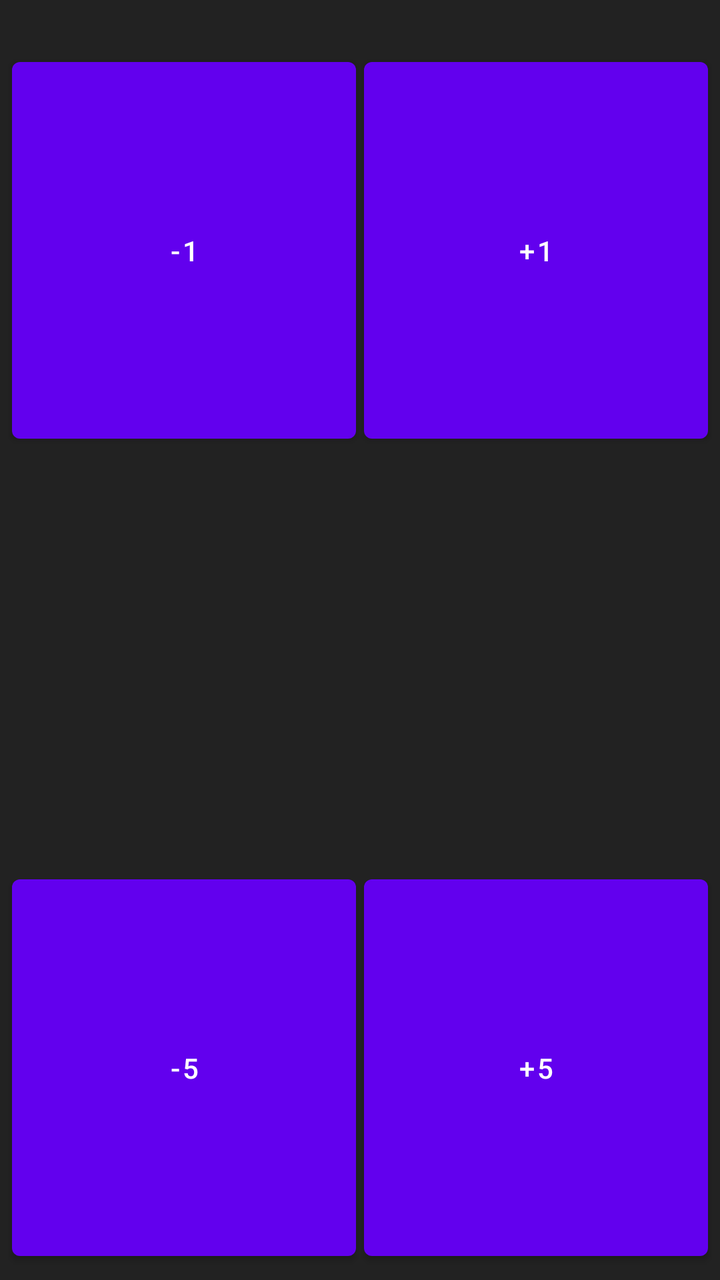
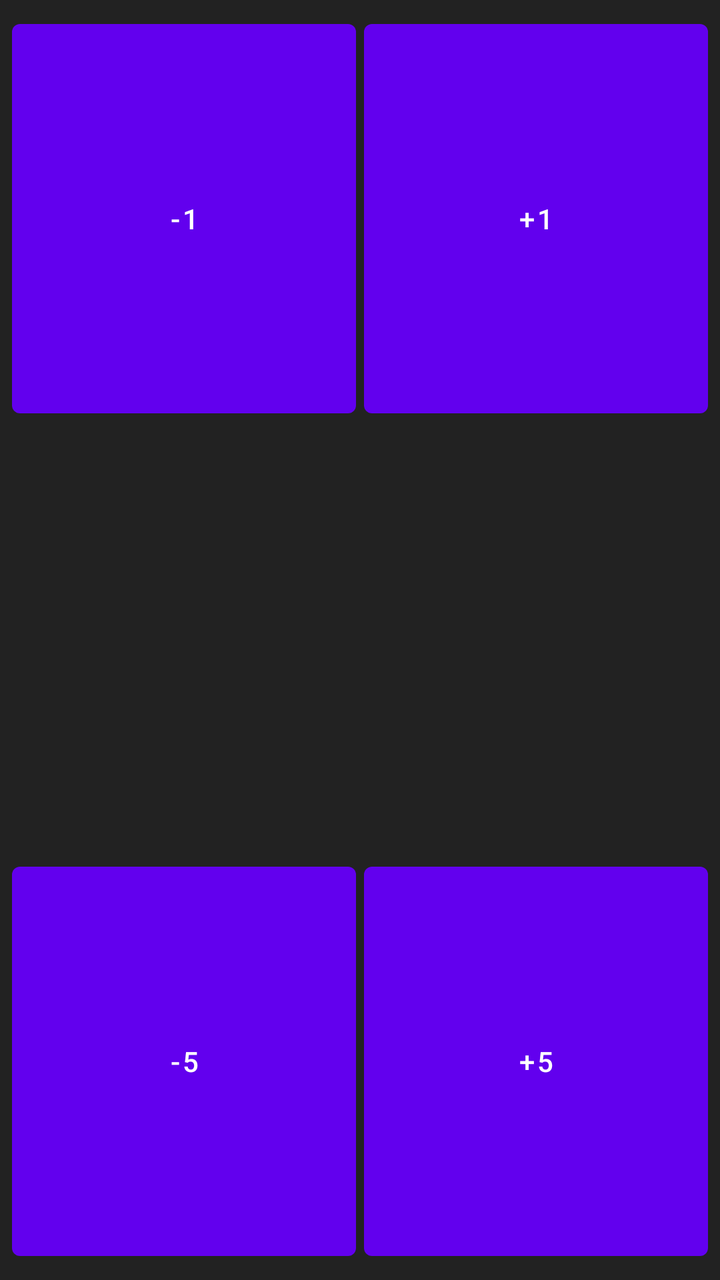

Screens rendered from an Android XML layout before and after an edit, with the pre-edit source and the edit as a unified diff.
<!-- AndroidManifest.xml: fallback theme Theme.MaterialComponents.DayNight.NoActionBar -->
<!-- res/layout/value_control.xml -->
<LinearLayout android:layout_width="match_parent" android:layout_height="match_parent" android:background="#222222" android:gravity="center" android:orientation="vertical" android:padding="4dp" xmlns:android="http://schemas.android.com/apk/res/android"><TextView android:id="@+id/controlTitleText" android:layout_width="match_parent" android:layout_height="wrap_content" android:gravity="center" android:textColor="#FFFFFF" android:textSize="14sp" android:textStyle="bold" /><LinearLayout android:layout_width="match_parent" android:layout_height="0dp" android:layout_weight="1" android:gravity="center" android:orientation="horizontal"><Button android:id="@+id/decreaseOneButton" android:layout_width="0dp" android:layout_height="match_parent" android:layout_margin="2dp" android:layout_weight="1" android:text="-1" android:textAllCaps="false" android:textSize="14sp" /><Button android:id="@+id/increaseOneButton" android:layout_width="0dp" android:layout_height="match_parent" android:layout_margin="2dp" android:layout_weight="1" android:text="+1" android:textAllCaps="false" android:textSize="14sp" /></LinearLayout><TextView android:id="@+id/controlValueText" android:layout_width="match_parent" android:layout_height="0dp" android:layout_weight="1" android:gravity="center" android:textColor="#FFFFFF" android:textSize="30sp" android:textStyle="bold" /><LinearLayout android:layout_width="match_parent" android:layout_height="0dp" android:layout_weight="1" android:gravity="center" android:orientation="horizontal"><Button android:id="@+id/decreaseFiveButton" android:layout_width="0dp" android:layout_height="match_parent" android:layout_margin="2dp" android:layout_weight="1" android:text="-5" android:textAllCaps="false" android:textSize="14sp" /><Button android:id="@+id/increaseFiveButton" android:layout_width="0dp" android:layout_height="match_parent" android:layout_margin="2dp" android:layout_weight="1" android:text="+5" android:textAllCaps="false" android:textSize="14sp" /></LinearLayout></LinearLayout>
<!-- resources referenced by this layout -->
<resources>

</resources>

<!-- the commit's change to res/layout/value_control.xml (unified diff, before → after) -->
@@ -1 +1 @@
-<LinearLayout android:layout_width="match_parent" android:layout_height="match_parent" android:background="#222222" android:gravity="center" android:orientation="vertical" android:padding="4dp" xmlns:android="http://schemas.android.com/apk/res/android"><TextView android:id="@+id/controlTitleText" android:layout_width="match_parent" android:layout_height="wrap_content" android:gravity="center" android:textColor="#FFFFFF" android:textSize="14sp" android:textStyle="bold" /><LinearLayout android:layout_width="match_parent" android:layout_height="0dp" android:layout_weight="1" android:gravity="center" android:orientation="horizontal"><Button android:id="@+id/decreaseOneButton" android:layout_width="0dp" android:layout_height="match_parent" android:layout_margin="2dp" android:layout_weight="1" android:text="-1" android:textAllCaps="false" android:textSize="14sp" /><Button android:id="@+id/increaseOneButton" android:layout_width="0dp" android:layout_height="match_parent" android:layout_margin="2dp" android:layout_weight="1" android:text="+1" android:textAllCaps="false" android:textSize="14sp" /></LinearLayout><TextView android:id="@+id/controlValueText" android:layout_width="match_parent" android:layout_height="0dp" android:layout_weight="1" android:gravity="center" android:textColor="#FFFFFF" android:textSize="30sp" android:textStyle="bold" /><LinearLayout android:layout_width="match_parent" android:layout_height="0dp" android:layout_weight="1" android:gravity="center" android:orientation="horizontal"><Button android:id="@+id/decreaseFiveButton" android:layout_width="0dp" android:layout_height="match_parent" android:layout_margin="2dp" android:layout_weight="1" android:text="-5" android:textAllCaps="false" android:textSize="14sp" /><Button android:id="@+id/increaseFiveButton" android:layout_width="0dp" android:layout_height="match_parent" android:layout_margin="2dp" android:layout_weight="1" android:text="+5" android:textAllCaps="false" android:textSize="14sp" /></LinearLayout></LinearLayout>
+<LinearLayout android:layout_width="match_parent" android:layout_height="match_parent" android:background="#222222" android:gravity="center" android:orientation="vertical" android:padding="4dp" xmlns:android="http://schemas.android.com/apk/res/android"><LinearLayout android:layout_width="match_parent" android:layout_height="0dp" android:layout_weight="1" android:gravity="center" android:orientation="horizontal"><Button android:id="@+id/decreaseOneButton" android:layout_width="0dp" android:layout_height="match_parent" android:layout_margin="2dp" android:layout_weight="1" android:text="-1" android:textAllCaps="false" android:textSize="14sp" /><Button android:id="@+id/increaseOneButton" android:layout_width="0dp" android:layout_height="match_parent" android:layout_margin="2dp" android:layout_weight="1" android:text="+1" android:textAllCaps="false" android:textSize="14sp" /></LinearLayout><FrameLayout android:layout_width="match_parent" android:layout_height="0dp" android:layout_weight="1"><ImageView android:id="@+id/controlIconImage" android:layout_width="match_parent" android:layout_height="match_parent" android:layout_gravity="center" android:alpha="0.75" android:contentDescription="@null" android:scaleType="centerInside" /><TextView android:id="@+id/controlValueText" android:layout_width="match_parent" android:layout_height="match_parent" android:gravity="center" android:shadowColor="#000000" android:shadowDx="2" android:shadowDy="2" android:shadowRadius="4" android:textColor="#FFFFFF" android:textSize="30sp" android:textStyle="bold" /></FrameLayout><LinearLayout android:layout_width="match_parent" android:layout_height="0dp" android:layout_weight="1" android:gravity="center" android:orientation="horizontal"><Button android:id="@+id/decreaseFiveButton" android:layout_width="0dp" android:layout_height="match_parent" android:layout_margin="2dp" android:layout_weight="1" android:text="-5" android:textAllCaps="false" android:textSize="14sp" /><Button android:id="@+id/increaseFiveButton" android:layout_width="0dp" android:layout_height="match_parent" android:layout_margin="2dp" android:layout_weight="1" android:text="+5" android:textAllCaps="false" android:textSize="14sp" /></LinearLayout></LinearLayout>
